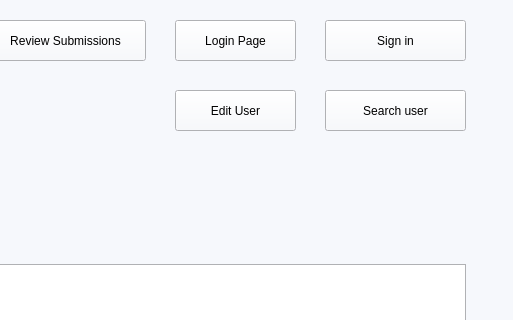
Qt form mainwindow.ui (Confused-Guy/Smart-research-publication-management) before a commit; both pictures show x 785 to 1298 and y 0 to 320 of the 1298 by 767 pixel window.
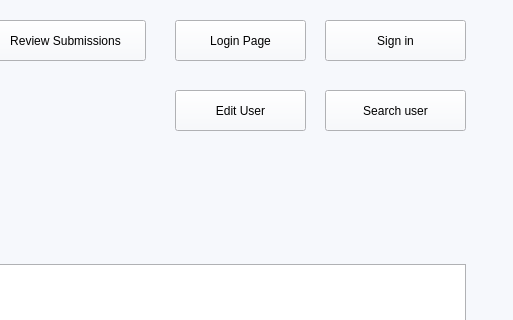
The same form after that commit. Icons and pictures are not drawn.

```diff
--- a/mainwindow.ui
+++ b/mainwindow.ui
@@ -944,7 +944,7 @@
        <rect>
         <x>890</x>
         <y>20</y>
-        <width>121</width>
+        <width>131</width>
         <height>41</height>
        </rect>
       </property>
@@ -999,7 +999,7 @@
        <rect>
         <x>890</x>
         <y>90</y>
-        <width>121</width>
+        <width>131</width>
         <height>41</height>
        </rect>
       </property>
```
